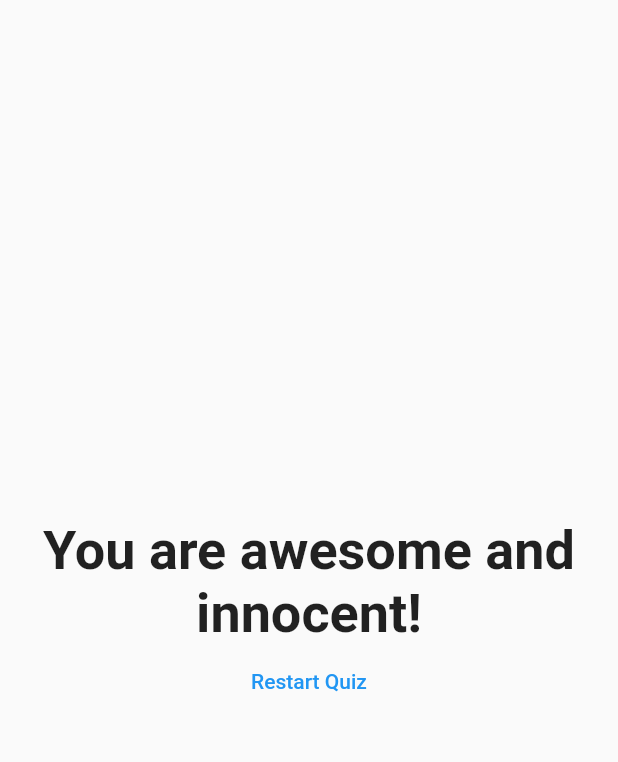
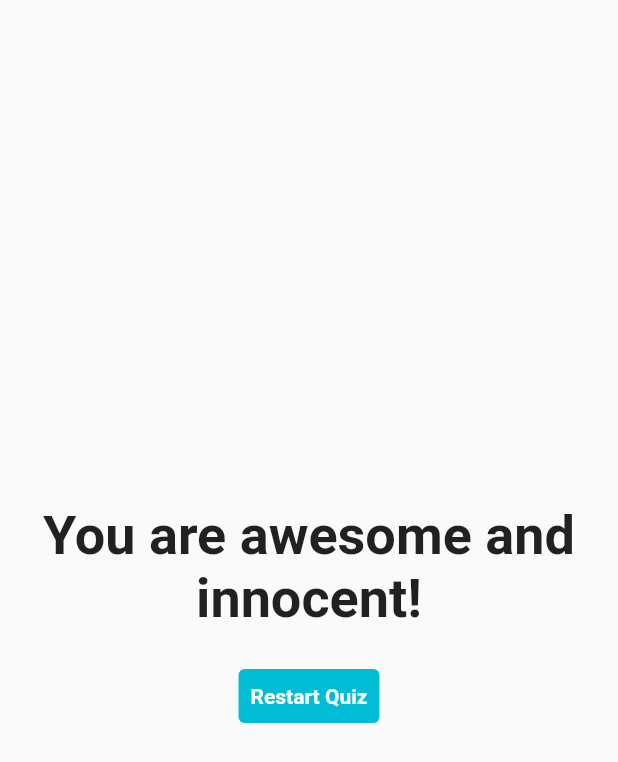
Before and after one commit to derekdileo/cen4360-personality-quiz-flutter, a Flutter app: the Result widget shown alone on an empty page, opened directly with empty values, on a phone screen of 412 x 824 dp. Shown: the top 762 px of the screen. Run offline on Flutter 3.47's test engine with Material 2 defaults, Android fonts, the phone set to English and light mode, and no system bars.

Commit message:
Create constants file. Style restart quiz button.

```diff
--- a/lib/main.dart
+++ b/lib/main.dart
@@ -55,7 +55,7 @@ class _MyAppState extends State<MyApp> {
 
   var _totalScore = 0;
 
-  void resetQuiz() {
+  void _resetQuiz() {
     setState(() {
       _totalScore = 0;
       _questionIndex = 0;
@@ -87,7 +87,7 @@ class _MyAppState extends State<MyApp> {
                   answerQuestion: _answerQuestion,
                   questionIndex: _questionIndex,
                   questions: _questions)
-              : Result(_totalScore),
+              : Result(_totalScore, _resetQuiz),
         ),
       ),
     );
--- /dev/null
+++ b/lib/utilities/constants.dart
@@ -0,0 +1,3 @@
+import 'package:flutter/material.dart';
+
+const Color kAppColor = Colors.cyan;
--- a/lib/views/widgets/result.dart
+++ b/lib/views/widgets/result.dart
@@ -1,3 +1,4 @@
+import 'package:first_app/utilities/constants.dart';
 import 'package:flutter/material.dart';
 import 'package:first_app/main.dart';
 
@@ -36,9 +37,21 @@ class Result extends StatelessWidget {
             ),
             textAlign: TextAlign.center,
           ),
+          SizedBox(
+            height: 20.0,
+          ),
           TextButton(
-            child: Text('Restart Quiz'),
+            child: Text(
+              'Restart Quiz',
+              style: TextStyle(
+                fontWeight: FontWeight.bold,
+                color: Colors.white,
+              ),
+            ),
             onPressed: resetHandler,
+            style: TextButton.styleFrom(
+              backgroundColor: kAppColor,
+            ),
           ),
         ],
       ),
```
